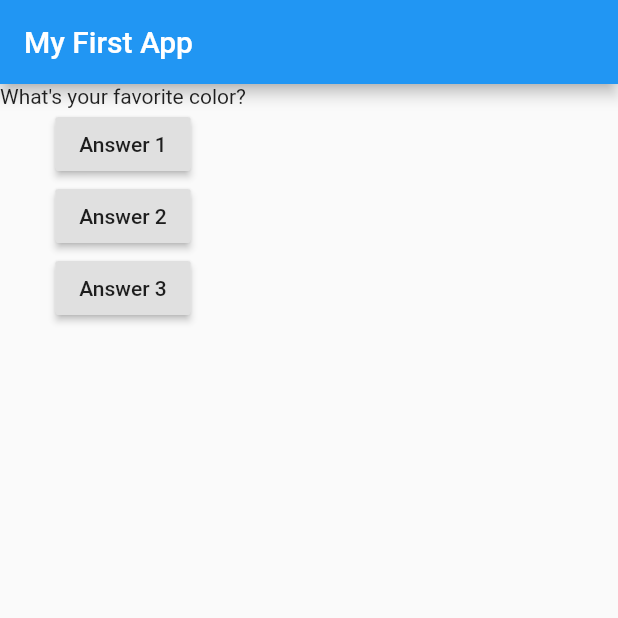
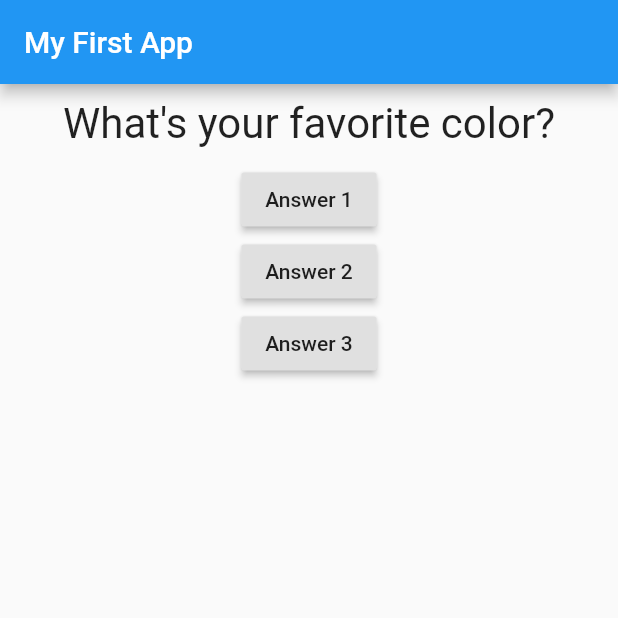
Before and after one commit to BulcsuFarmasi/quiz_app, a Flutter app: the screen it shows after launch, on a phone screen of 412 x 824 dp, the top half of it. Run offline on Flutter 3.47's test engine with Material 2 defaults, Android fonts, the phone set to English and light mode, and no system bars.

Commit message:
styling widget

```diff
--- a/lib/question.dart
+++ b/lib/question.dart
@@ -5,6 +5,13 @@ class Question extends StatelessWidget {
   Question(this.questionText);
   @override
   Widget build(BuildContext context) {
-    return Text(questionText);
+    return Container(
+        width: double.infinity,
+        margin: EdgeInsets.all(10),
+        child: Text(
+          questionText,
+          style: TextStyle(fontSize: 28),
+          textAlign: TextAlign.center,
+        ));
   }
 }
```
